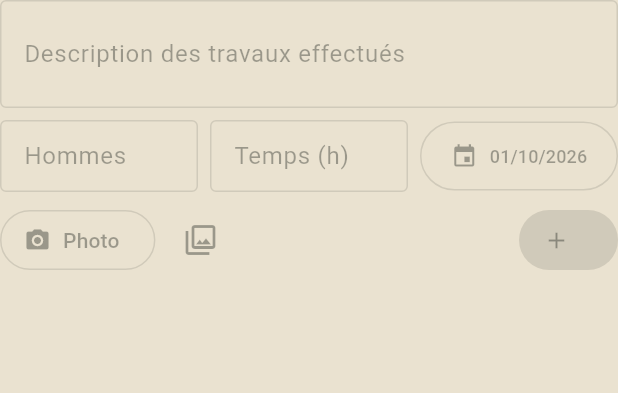
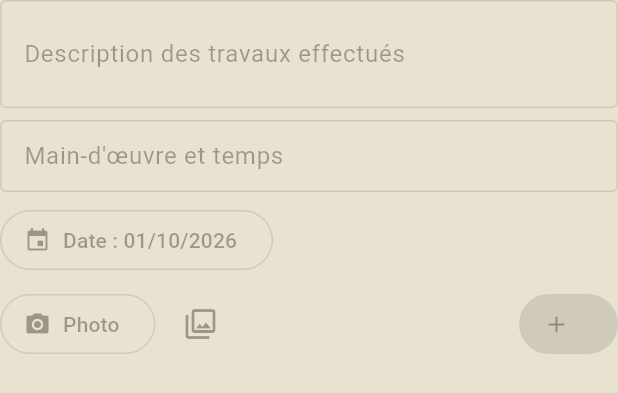
Before and after one commit to wolfwazabi/Chantierplus-app, a Flutter app: the FormulaireExtra widget shown alone on an empty page, opened directly with empty values, on a phone screen of 412 x 824 dp. Shown: the top 393 px of the screen. Run offline on Flutter 3.47's test engine with Material 3 defaults, Android fonts, the phone set to English and light mode, and no system bars; our stand-ins replace cloud_firestore, cloud_functions, file_picker, firebase_auth, firebase_core, firebase_storage and 2 more; missing offline and left inert: firebase_app_check; accounts and stored records are empty; network calls fail.

Commit message:
Extras : main-d'œuvre et temps en texte libre, sans calcul ni total
Un seul champ « Main-d'œuvre et temps » (ex. : 3 gars, 1 compagnon, 1 apprenti — 4 h)
remplace le nombre d'hommes et les heures ; plus de total d'heures-homme.

Co-Authored-By: Claude Sonnet 5.5 <noreply@anthropic.com>

```diff
--- a/lib/models/extra_chantier.dart
+++ b/lib/models/extra_chantier.dart
@@ -1,14 +1,15 @@
 import 'package:cloud_firestore/cloud_firestore.dart';
 
 /// Extra d'un chantier : travaux supplémentaires effectués (description,
-/// nombre d'hommes, temps, date, photo facultative).
+/// main-d'œuvre et temps en texte libre, date, photo facultative).
 class ExtraChantier {
   final String id;
   final String companyId;
   final String chantierId;
   final String description;
-  final int nombreHommes;
-  final double heures;
+
+  /// Texte libre : « 3 gars, 1 compagnon, 1 apprenti — 4 h ».
+  final String mainOeuvre;
 
   /// Date des travaux, « AAAA-MM-JJ ».
   final String dateTravaux;
@@ -22,8 +23,7 @@ class ExtraChantier {
     required this.companyId,
     required this.chantierId,
     required this.description,
-    required this.nombreHommes,
-    required this.heures,
+    required this.mainOeuvre,
     required this.dateTravaux,
     this.photoUrl,
     this.cheminPhoto,
@@ -38,8 +38,7 @@ class ExtraChantier {
       companyId: data['companyId'] ?? '',
       chantierId: data['chantierId'] ?? '',
       description: data['description'] ?? '',
-      nombreHommes: (data['nombreHommes'] as num?)?.toInt() ?? 0,
-      heures: (data['heures'] as num?)?.toDouble() ?? 0,
+      mainOeuvre: data['mainOeuvre'] ?? '',
       dateTravaux: data['dateTravaux'] ?? '',
       photoUrl: data['photoUrl'] as String?,
       cheminPhoto: data['cheminPhoto'] as String?,
@@ -47,46 +46,11 @@ class ExtraChantier {
       dateAjout: ajout is Timestamp ? ajout.toDate() : null,
     );
   }
-
-  /// Heures-homme : nombre d'hommes × temps de chacun.
-  double get heuresHommes => nombreHommes * heures;
 }
 
-// ---------------------------------------------------------------------------
-// Saisie (mêmes bornes que firestore.rules)
-// ---------------------------------------------------------------------------
-
-const int maxHommes = 500;
-const double maxHeures = 1000;
-
-/// Nombre d'hommes : entier de 1 à 500, sinon null.
-int? lireNombreHommes(String texte) {
-  final v = int.tryParse(texte.trim());
-  return v != null && v >= 1 && v <= maxHommes ? v : null;
-}
-
-/// Temps en heures (virgule ou point) : plus de 0 et au plus 1000, arrondi au
-/// centième ; sinon null.
-double? lireHeures(String texte) {
-  final v = double.tryParse(texte.trim().replaceAll(',', '.'));
-  if (v == null || !v.isFinite || v > maxHeures) return null;
-  final arrondi = (v * 100).round() / 100;
-  // Après arrondi : 0.001 donnerait 0, que le serveur refuse.
-  return arrondi > 0 ? arrondi : null;
-}
-
-/// « 3.5 », « 7 », « 3.25 » : sans zéros inutiles.
-String formatNombre(double v) {
-  final s = v.toStringAsFixed(2);
-  return s.replaceFirst(RegExp(r'\.?0+$'), '');
-}
-
-String formatHommes(int n) => n > 1 ? '$n hommes' : '$n homme';
-
-/// « 2 hommes × 3.5 h = 7 h-homme ».
-String resumeTemps(int hommes, double heures) =>
-    '${formatHommes(hommes)} × ${formatNombre(heures)} h = '
-    '${formatNombre(hommes * heures)} h-homme';
+/// Longueurs maximales (mêmes bornes que firestore.rules).
+const int maxDescription = 2000;
+const int maxMainOeuvre = 300;
 
 String dateIso(DateTime d) {
   final a = d.year.toString().padLeft(4, '0');
--- a/lib/screens/extras/formulaire_extra.dart
+++ b/lib/screens/extras/formulaire_extra.dart
@@ -9,8 +9,9 @@ import '../../services/photos.dart';
 /// Ce que l'utilisateur a saisi dans le formulaire d'un extra.
 class ExtraSaisie {
   final String description;
-  final int nombreHommes;
-  final double heures;
+
+  /// Main-d'œuvre et temps, en texte libre (« 3 gars, 1 compagnon, 1 apprenti »).
+  final String mainOeuvre;
   final DateTime date;
 
   /// Nouvelle photo choisie (prise avec l'app ou de la galerie), sinon null.
@@ -21,16 +22,15 @@ class ExtraSaisie {
 
   const ExtraSaisie({
     required this.description,
-    required this.nombreHommes,
-    required this.heures,
+    required this.mainOeuvre,
     required this.date,
     this.nouvellePhoto,
     this.retirerPhoto = false,
   });
 }
 
-/// Formulaire d'un extra : description, nombre d'hommes, temps, date, photo
-/// facultative. Sert à ajouter et à modifier.
+/// Formulaire d'un extra : description, main-d'œuvre et temps (texte libre),
+/// date, photo facultative. Sert à ajouter et à modifier.
 class FormulaireExtra extends StatefulWidget {
   final ExtraChantier? initial;
   final bool connecte;
@@ -54,8 +54,7 @@ class FormulaireExtra extends StatefulWidget {
 
 class _FormulaireExtraState extends State<FormulaireExtra> {
   late final TextEditingController _description;
-  late final TextEditingController _hommes;
-  late final TextEditingController _heures;
+  late final TextEditingController _mainOeuvre;
   late DateTime _date;
   XFile? _photo;
   Uint8List? _apercu;
@@ -68,22 +67,15 @@ class _FormulaireExtraState extends State<FormulaireExtra> {
     super.initState();
     final e = widget.initial;
     _description = TextEditingController(text: e?.description ?? '');
-    _hommes = TextEditingController(text: e == null ? '' : '${e.nombreHommes}');
-    _heures = TextEditingController(
-      text: e == null ? '' : formatNombre(e.heures),
-    );
+    _mainOeuvre = TextEditingController(text: e?.mainOeuvre ?? '');
     _date = (e == null ? null : lireDateIso(e.dateTravaux)) ?? DateTime.now();
     _photoExistante = e?.photoUrl != null;
-    for (final c in [_hommes, _heures]) {
-      c.addListener(() => setState(() {}));
-    }
   }
 
   @override
   void dispose() {
     _description.dispose();
-    _hommes.dispose();
-    _heures.dispose();
+    _mainOeuvre.dispose();
     _abandonnerPhoto();
     super.dispose();
   }
@@ -129,15 +121,12 @@ class _FormulaireExtraState extends State<FormulaireExtra> {
 
   Future<void> _valider() async {
     final description = _description.text.trim();
-    final hommes = lireNombreHommes(_hommes.text);
-    final heures = lireHeures(_heures.text);
+    final mainOeuvre = _mainOeuvre.text.trim();
     String? erreur;
     if (description.isEmpty) {
       erreur = 'Décrivez les travaux effectués.';
-    } else if (hommes == null) {
-      erreur = 'Nombre d\'hommes : un entier de 1 à $maxHommes.';
-    } else if (heures == null) {
-      erreur = 'Temps : un nombre d\'heures supérieur à 0 (ex. 3.5).';
+    } else if (mainOeuvre.isEmpty) {
+      erreur = 'Indiquez la main-d\'œuvre et le temps (ex. 3 gars, 4 h).';
     }
     if (erreur != null) {
       setState(() => _erreur = erreur);
@@ -149,8 +138,7 @@ class _FormulaireExtraState extends State<FormulaireExtra> {
     });
     final saisie = ExtraSaisie(
       description: description,
-      nombreHommes: hommes!,
-      heures: heures!,
+      mainOeuvre: mainOeuvre,
       date: _date,
       nouvellePhoto: _photo,
       retirerPhoto:
@@ -166,8 +154,7 @@ class _FormulaireExtraState extends State<FormulaireExtra> {
     }
     if (ok && mounted && widget.initial == null) {
       _description.clear();
-      _hommes.clear();
-      _heures.clear();
+      _mainOeuvre.clear();
       // La copie temporaire a été supprimée par l'envoi.
       setState(() {
         _photo = null;
@@ -180,8 +167,6 @@ class _FormulaireExtraState extends State<FormulaireExtra> {
   @override
   Widget build(BuildContext context) {
     final connecte = widget.connecte;
-    final hommes = lireNombreHommes(_hommes.text);
-    final heures = lireHeures(_heures.text);
     final aPhoto = _apercu != null || _photoExistante;
 
     return Column(
@@ -194,7 +179,7 @@ class _FormulaireExtraState extends State<FormulaireExtra> {
           enabled: connecte,
           minLines: 2,
           maxLines: 4,
-          maxLength: 2000,
+          maxLength: maxDescription,
           textCapitalization: TextCapitalization.sentences,
           decoration: const InputDecoration(
             labelText: 'Description des travaux effectués',
@@ -204,65 +189,28 @@ class _FormulaireExtraState extends State<FormulaireExtra> {
           ),
         ),
         const SizedBox(height: 8),
-        Row(
-          children: [
-            Expanded(
-              child: TextField(
-                key: const ValueKey('extra_hommes'),
-                controller: _hommes,
+        TextField(
+          key: const ValueKey('extra_main_oeuvre'),
+          controller: _mainOeuvre,
           enabled: connecte,
-                keyboardType: TextInputType.number,
+          minLines: 1,
+          maxLines: 3,
+          maxLength: maxMainOeuvre,
+          textCapitalization: TextCapitalization.sentences,
           decoration: const InputDecoration(
-                  labelText: 'Hommes',
+            labelText: 'Main-d\'œuvre et temps',
+            hintText: 'ex. : 3 gars, 1 compagnon, 1 apprenti — 4 h',
             border: OutlineInputBorder(),
             isDense: true,
+            counterText: '',
           ),
         ),
-            ),
-            const SizedBox(width: 8),
-            Expanded(
-              child: TextField(
-                key: const ValueKey('extra_heures'),
-                controller: _heures,
-                enabled: connecte,
-                keyboardType: const TextInputType.numberWithOptions(
-                  decimal: true,
-                ),
-                decoration: const InputDecoration(
-                  labelText: 'Temps (h)',
-                  border: OutlineInputBorder(),
-                  isDense: true,
-                ),
-              ),
-            ),
-            const SizedBox(width: 8),
-            Expanded(
-              child: OutlinedButton.icon(
+        const SizedBox(height: 8),
+        OutlinedButton.icon(
           key: const ValueKey('extra_date'),
           onPressed: connecte ? _choisirDate : null,
           icon: const Icon(Icons.event, size: 18),
-                label: Text(
-                  dateAffichee(dateIso(_date)),
-                  style: const TextStyle(fontSize: 12),
-                ),
-                style: OutlinedButton.styleFrom(
-                  padding: const EdgeInsets.symmetric(
-                    horizontal: 6,
-                    vertical: 14,
-                  ),
-                ),
-              ),
-            ),
-          ],
-        ),
-        if (hommes != null && heures != null)
-          Padding(
-            padding: const EdgeInsets.only(top: 6),
-            child: Text(
-              resumeTemps(hommes, heures),
-              key: const ValueKey('extra_resume'),
-              style: const TextStyle(fontSize: 13, fontWeight: FontWeight.w600),
-            ),
+          label: Text('Date : ${dateAffichee(dateIso(_date))}'),
         ),
         const SizedBox(height: 8),
         Row(
```
Also changed, not shown: lib/screens/extras/extras_tab.dart (+12 -24 lines), 4 other files. Lines whose indentation alone changed are shown as unchanged.
